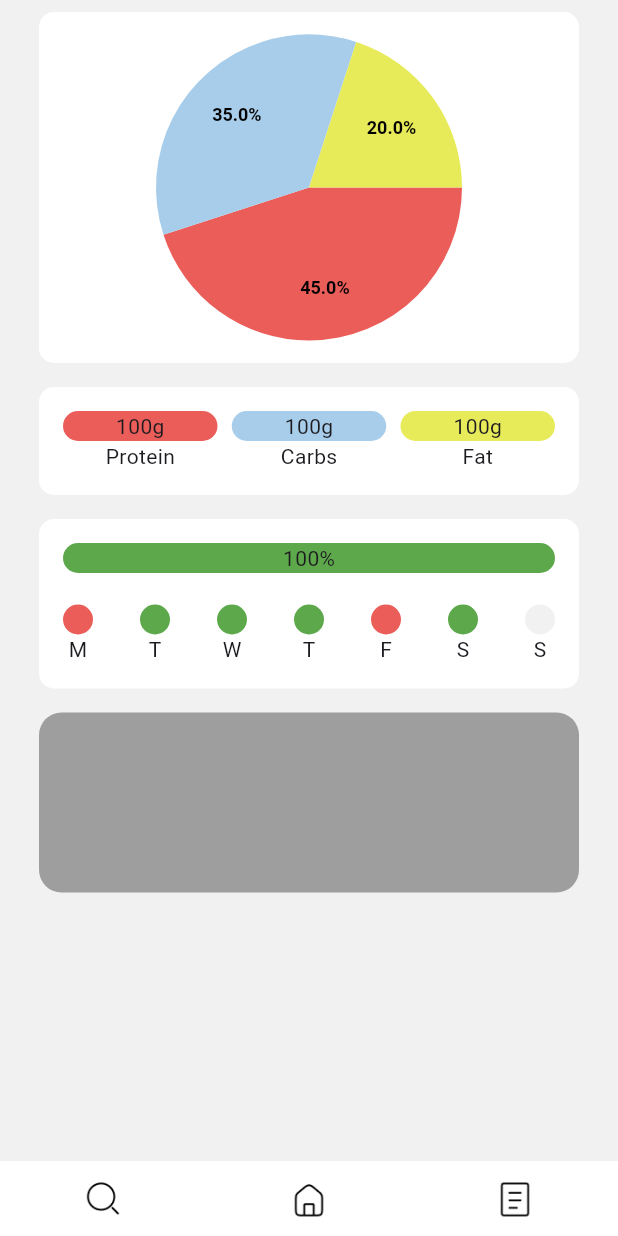
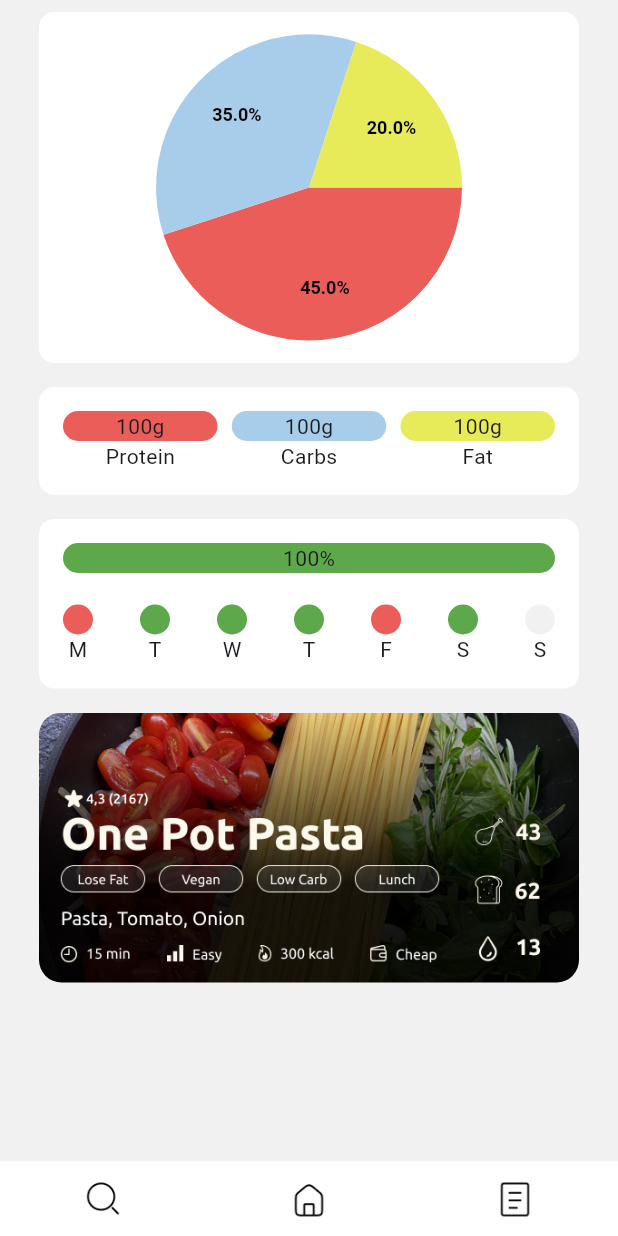
Before and after one commit to patschwendeman/mealPlaner-prototype, a Flutter app: the screen it shows after launch, on a phone screen of 412 x 824 dp. Run offline on Flutter 3.47's test engine with Material 3 defaults, Android fonts, the phone set to English and light mode, and no system bars; drawn by our look-alikes of pie_chart.

Commit message:
Deleted placeholder for meal card

```diff
--- a/app/lib/features/home/view/home_view.dart
+++ b/app/lib/features/home/view/home_view.dart
@@ -2,6 +2,7 @@ import 'package:app/features/home/widgets/daily_bars_card.dart';
 import 'package:app/features/home/widgets/macro_bars_card.dart';
 import 'package:app/features/home/widgets/pie_chart_card.dart';
 import 'package:app/shared/widgets/bottom_nav/bottom_nav.dart';
+import 'package:app/shared/widgets/meal_card.dart';
 import 'package:flutter/material.dart';
 import 'package:app/shared/variables/colors.dart';
 
@@ -29,15 +30,7 @@ class HomeView extends StatelessWidget {
                         const PieChartCard(),
                         MacroBarsCard(),
                         const DailyBarsCard(),
-                        Container(
-                          width: MediaQuery.of(context).size.width,
-                          height: 120,
-                          margin: const EdgeInsets.symmetric(vertical: 8.0),
-                          decoration: BoxDecoration(
-                            color: Colors.grey,
-                            borderRadius: BorderRadius.circular(15.0),
-                          ),
-                        ),
+                        MealCard(),
                       ],
                     ))),
           ),
```
